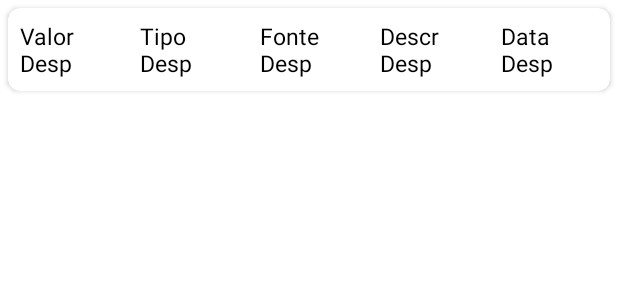
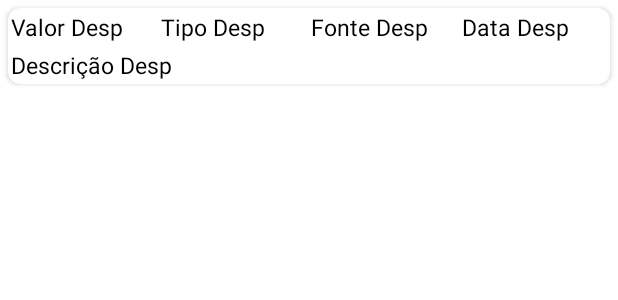
Before and after one commit to NicoVitoriano001/FindToday, an Android app: the layout item_fin_rv.xml on its own in the app's theme, with its tools: preview values and no code run, on a phone screen of 412 x 824 dp. Shown: the top 300 px of the screen. Run offline under Robolectric (Android 15) with nearby library versions, the phone set to English and light mode, and no system bars.

Commit message:
mod2.4.8 - tudo ok

```diff
--- a/app/src/main/java/com/gtappdevelopers/findtoday/ResumoDialogFragment.java
+++ b/app/src/main/java/com/gtappdevelopers/findtoday/ResumoDialogFragment.java
@@ -20,7 +20,6 @@ public class ResumoDialogFragment extends DialogFragment {
     private String option;
     private String ano;
     private String mes;
-
     @Nullable
     @Override
     public View onCreateView(@NonNull LayoutInflater inflater, @Nullable ViewGroup container, @Nullable Bundle savedInstanceState) {
@@ -71,5 +70,4 @@ public class ResumoDialogFragment extends DialogFragment {
         }
     }
 
-
 }
--- a/app/src/main/res/layout/item_fin_rv.xml
+++ b/app/src/main/res/layout/item_fin_rv.xml
@@ -9,10 +9,15 @@
     app:cardCornerRadius="8dp">
 
     <LinearLayout
-        android:id="@+id/idLLFin"
         android:layout_width="match_parent"
         android:layout_height="wrap_content"
-        android:orientation="horizontal">
+        android:orientation="vertical"> <!-- Orientação vertical para separar as linhas -->
+
+        <!-- Primeira linha com quatro elementos -->
+        <LinearLayout
+            android:layout_width="match_parent"
+            android:layout_height="wrap_content"
+            android:orientation="horizontal"> <!-- Horizontal para alinhar os quatro elementos -->
 
             <TextView
                 android:id="@+id/idTVValorDesp"
@@ -22,7 +27,7 @@
                 android:text="Valor Desp"
                 android:textColor="@color/black"
                 android:textSize="15sp"
-            android:padding="8dp" />
+                android:padding="2dp" />
 
             <TextView
                 android:id="@+id/idTVTipoDesp"
@@ -32,7 +37,7 @@
                 android:text="Tipo Desp"
                 android:textColor="@color/black"
                 android:textSize="15sp"
-            android:padding="8dp" />
+                android:padding="2dp" />
 
             <TextView
                 android:id="@+id/idTVFontDesp"
@@ -42,17 +47,7 @@
                 android:text="Fonte Desp"
                 android:textColor="@color/black"
                 android:textSize="15sp"
-            android:padding="8dp" />
-
-        <TextView
-            android:id="@+id/idTVDespDescr"
-            android:layout_width="0dp"
-            android:layout_height="wrap_content"
-            android:layout_weight="1"
-            android:text="Descr Desp"
-            android:textColor="@color/black"
-            android:textSize="15sp"
-            android:padding="8dp" />
+                android:padding="2dp" />
 
             <TextView
                 android:id="@+id/idTVdataDesp"
@@ -62,6 +57,24 @@
                 android:text="Data Desp"
                 android:textColor="@color/black"
                 android:textSize="15sp"
-            android:padding="8dp" />
+                android:padding="2dp" />
+        </LinearLayout>
+
+        <!-- Segunda linha com um elemento -->
+        <LinearLayout
+            android:layout_width="match_parent"
+            android:layout_height="wrap_content"
+            android:orientation="horizontal"> <!-- Horizontal para alinhar um elemento -->
+
+            <TextView
+                android:id="@+id/idTVDespDescr"
+                android:layout_width="match_parent"
+                android:layout_height="wrap_content"
+                android:text="Descrição Desp"
+                android:textColor="@color/black"
+                android:textSize="15sp"
+                android:padding="2dp" />
+        </LinearLayout>
+
     </LinearLayout>
 </androidx.cardview.widget.CardView>
```
Lines whose indentation alone changed are shown as unchanged.
